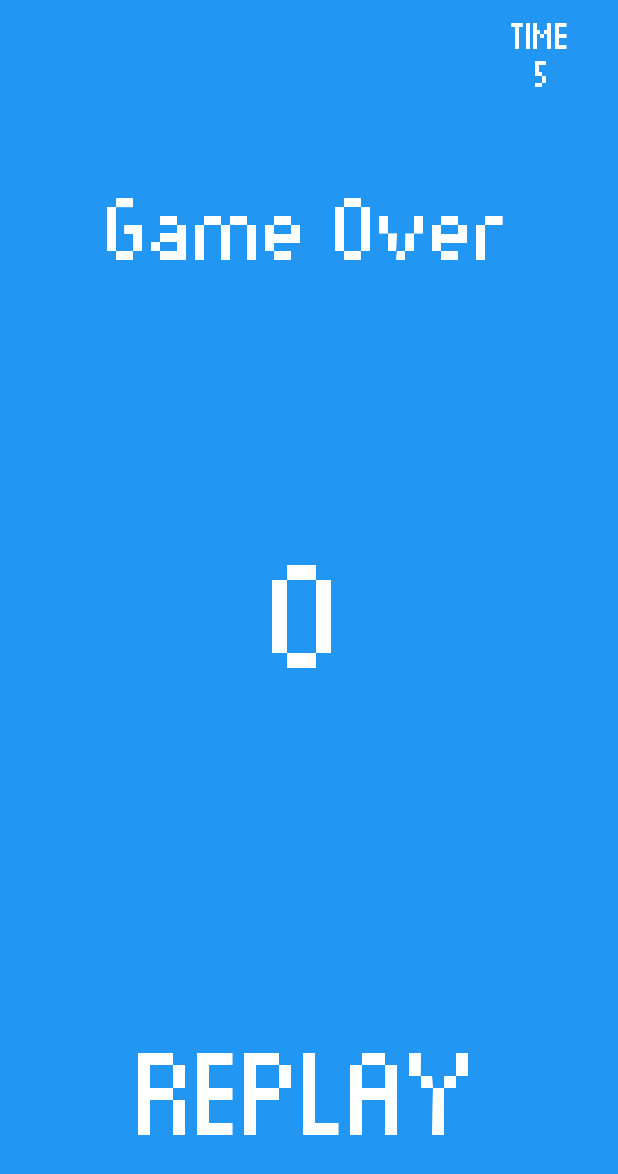
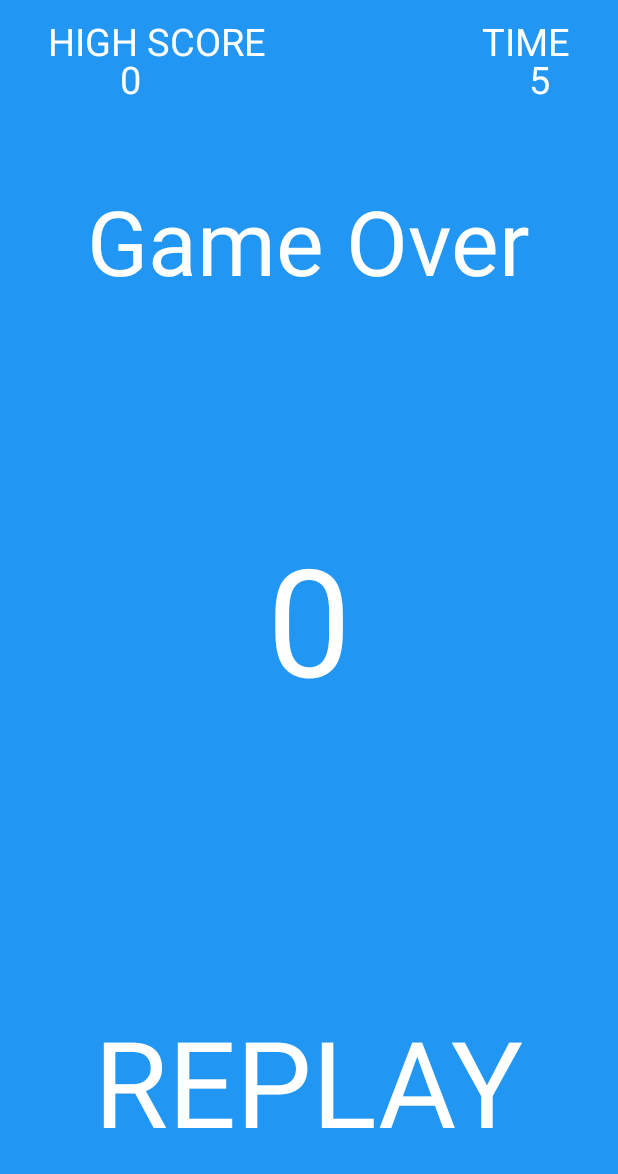
Before and after one commit to marcu87/Lesson2, an Android app: the layout activity_main.xml on its own in the app's theme, with its tools: preview values and no code run, on a phone screen of 412 x 824 dp. Shown: the top 1174 px of the screen. Run offline under Robolectric (Android 15) with nearby library versions, the light colour scheme and no system bars.

Commit message:
- improved the method to change the font - added highscore

```diff
--- a/app/build.gradle
+++ b/app/build.gradle
@@ -13,7 +13,7 @@ android {
     }
     buildTypes {
         release {
-            minifyEnabled false
+            minifyEnabled true
             proguardFiles getDefaultProguardFile('proguard-android.txt'), 'proguard-rules.pro'
         }
         debug {
--- a/app/src/main/res/layout/activity_main.xml
+++ b/app/src/main/res/layout/activity_main.xml
@@ -3,7 +3,8 @@
     android:layout_width="match_parent"
     android:layout_height="match_parent"
     android:id="@+id/main_layout"
-    android:background="@color/blue">
+    android:background="@color/blue"
+    tools:ignore="MissingPrefix">
 
     <TextView
         android:id="@+id/GameOver"
@@ -14,6 +15,7 @@
         android:layout_centerHorizontal="true"
         android:layout_marginTop="120dp"
         android:text="Game Over"
+        fontPath="fonts/Munro.ttf"
         />
 
     <TextView
@@ -26,6 +28,7 @@
         android:layout_marginBottom="50dp"
         android:layout_alignParentBottom="true"
         android:text="REPLAY"
+        fontPath="fonts/Munro.ttf"
         />
 
     <TextView
@@ -37,6 +40,7 @@
         android:layout_centerHorizontal="true"
         android:layout_centerVertical="true"
         android:text="0"
+        fontPath="fonts/Munro.ttf"
         />
 
     <TextView
@@ -49,6 +53,7 @@
         android:layout_alignParentRight="true"
         android:layout_marginTop="10dp"
         android:text="TIME"
+        fontPath="fonts/Munro.ttf"
         />
 
     <TextView
@@ -61,6 +66,33 @@
         android:layout_marginRight="45dp"
         android:layout_alignParentRight="true"
         android:text="5"
+        fontPath="fonts/Munro.ttf"
+        />
+
+    <TextView
+        android:id="@+id/LabelHighScore"
+        android:textColor="#FFF"
+        android:textSize="25dp"
+        android:layout_width="wrap_content"
+        android:layout_height="wrap_content"
+        android:layout_marginLeft="32dp"
+        android:layout_alignParentLeft="true"
+        android:layout_marginTop="10dp"
+        android:text="HIGH SCORE"
+        fontPath="fonts/Munro.ttf"
+        />
+
+    <TextView
+        android:id="@+id/HighScore"
+        android:textColor="#FFF"
+        android:textSize="25dp"
+        android:layout_width="wrap_content"
+        android:layout_height="wrap_content"
+        android:layout_marginTop="35dp"
+        android:layout_marginLeft="80dp"
+        android:layout_alignParentLeft="true"
+        android:text="0"
+        fontPath="fonts/Munro.ttf"
         />
 
 </RelativeLayout>
--- a/app/src/main/res/values/styles.xml
+++ b/app/src/main/res/values/styles.xml
@@ -3,9 +3,6 @@
     <!-- Base application theme. -->
     <style name="AppTheme" parent="Theme.AppCompat.Light.DarkActionBar">
         <!-- Customize your theme here. -->
-
-        <!-- you should set typeface which you want to override with TypefaceUtil -->
-        <item name="android:typeface">serif</item>
     </style>
 
 </resources>
```
Also changed, not shown: app/src/main/java/com/example/santi/lesson2/MainActivity.java (+41 -2 lines), app/src/main/java/com/example/santi/lesson2/TypefaceUtil.java (deleted, +0 -30 lines), 1 other file.
